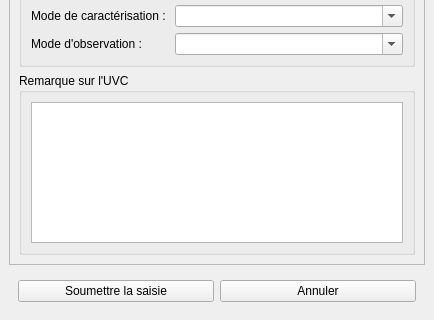
IGNF/saisie_carhab, file src/ui/form_uvc.ui: the form before one commit; both pictures show x 0 to 434 and y 432 to 752 of the 434 by 752 pixel window.
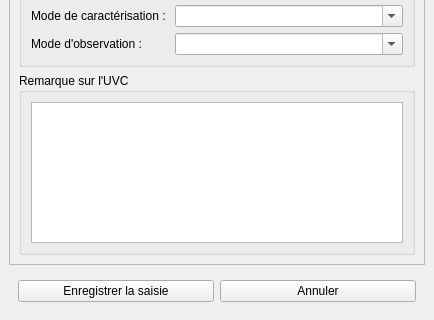
The form after the commit.

Diff of the .ui file:
```diff
--- a/src/ui/form_uvc.ui
+++ b/src/ui/form_uvc.ui
@@ -334,7 +334,7 @@
        <item>
         <widget class="QPushButton" name="valid_btn">
          <property name="text">
-          <string>Soumettre la saisie</string>
+          <string>Enregistrer la saisie</string>
          </property>
         </widget>
        </item>
```
